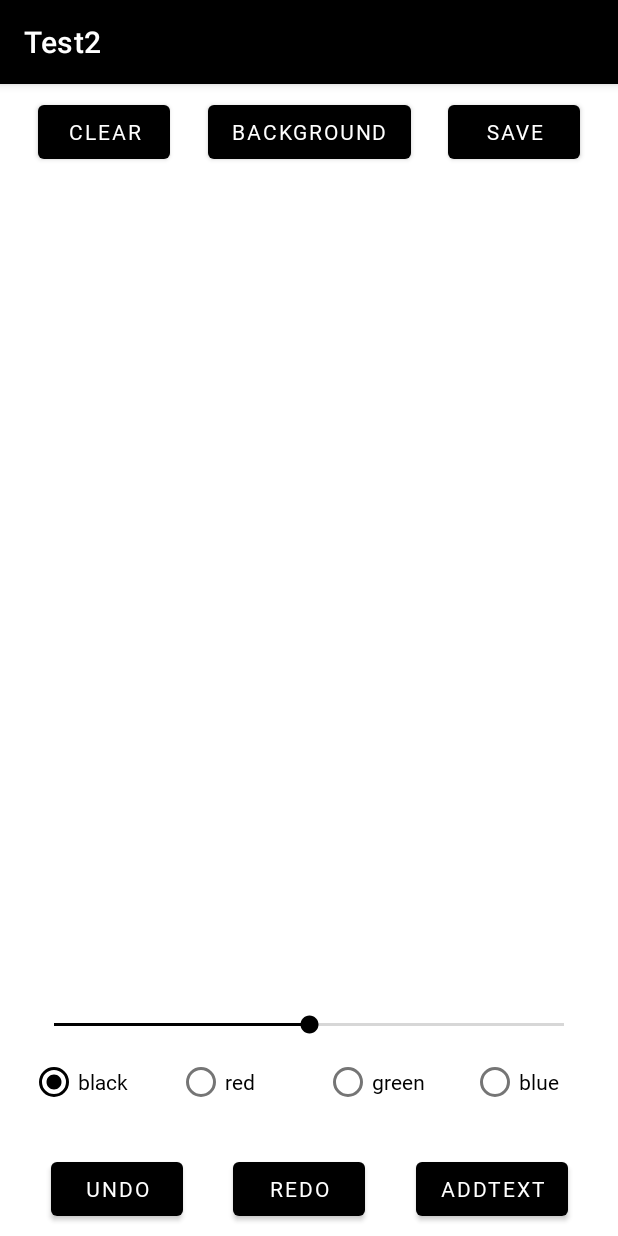
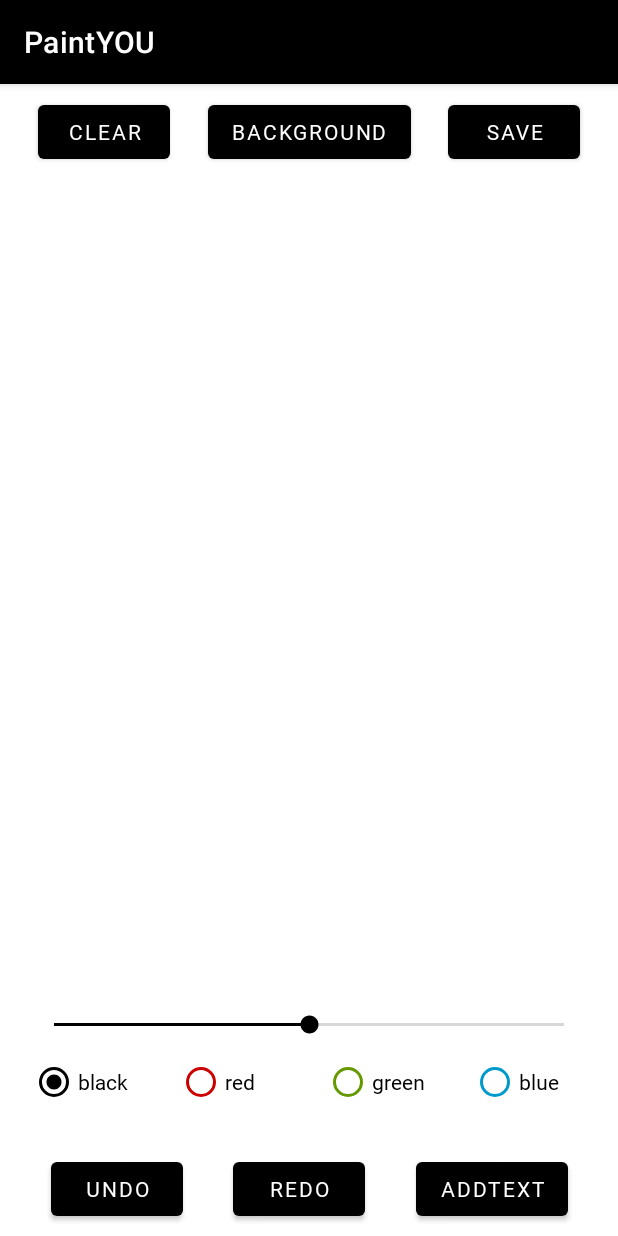
Before and after one commit to jsjclink/madcamp1w, an Android app: the fragment ThirdTab shown on its own in the app's theme, after a tap on "CLEAR", on a phone screen of 412 x 824 dp. Run offline under Robolectric (Android 15) with nearby library versions, the phone set to English and light mode, and no system bars.

Commit message:
change (tab3) color

```diff
--- a/app/src/main/java/com/example/test2/CustomView.java
+++ b/app/src/main/java/com/example/test2/CustomView.java
@@ -61,10 +61,10 @@ public class CustomView extends View {
     @Override
     protected void onDraw(Canvas canvas) {
         if(enableBG && backgroundImange != null) canvas.drawBitmap(backgroundImange, 0, 0, null);
-        for (PathInfo p : tmpData){
+        for (PathInfo p : data){
             canvas.drawPath(p, p.getPaint());
         }
-        for (PathInfo p : data){
+        for (PathInfo p : tmpData){
             canvas.drawPath(p, p.getPaint());
         }
         for (TextInfo t : textData){
--- a/app/src/main/java/com/example/test2/FirstTab.java
+++ b/app/src/main/java/com/example/test2/FirstTab.java
@@ -6,6 +6,7 @@ import android.content.SharedPreferences;
 import android.net.Uri;
 import android.os.Bundle;
 import android.preference.PreferenceManager;
+import android.util.Log;
 import android.view.LayoutInflater;
 import android.view.View;
 import android.view.ViewGroup;
@@ -80,6 +81,10 @@ public class FirstTab extends Fragment  {
             holder.tvNumber.setText(nnModels.get(position).getNumber());
 
             ArrayList<String> pictures = getStringArrayPref(getActivity(), nnModels.get(position).getNumber());
+            Log.d("print pictures for", nnModels.get(position).getName());
+            for(String p : pictures){
+                Log.d("print p",p);
+            }
             if(pictures.size() > 0){
                 holder.ivImage.setImageURI(Uri.parse(pictures.get(pictures.size()-1)));
             }
--- a/app/src/main/java/com/example/test2/ThirdTab.java
+++ b/app/src/main/java/com/example/test2/ThirdTab.java
@@ -24,6 +24,7 @@ import android.widget.RadioGroup;
 import android.widget.SeekBar;
 import android.widget.Toast;
 
+import androidx.core.content.ContextCompat;
 import androidx.fragment.app.Fragment;
 
 import org.json.JSONArray;
@@ -112,12 +113,14 @@ public class ThirdTab extends Fragment {
                         color = Color.RED;
                         break;
                     case R.id.radioBtnGreen:
-                        color = Color.GREEN;
+                        color = ContextCompat.getColor(getActivity(), R.color.dark_green);
                         break;
                     case R.id.radioBtnBlue:
                         color = Color.BLUE;
                         break;
                 }
+                seekBar.getThumb().setTint(color);
+                seekBar.getProgressDrawable().setTint(color);
                 customView.setPaintInfo(color, r * 2);
             }
         });
@@ -143,7 +146,7 @@ public class ThirdTab extends Fragment {
         btnClear.setOnClickListener(new View.OnClickListener() {
             @Override
             public void onClick(View view) {
-                customView.clearAll(color, r);
+                customView.clearAll(color, r*2);
             }
         });
         btnSave.setOnClickListener(new View.OnClickListener() {
--- a/app/src/main/res/layout/third_tab.xml
+++ b/app/src/main/res/layout/third_tab.xml
@@ -111,6 +111,7 @@
                 android:layout_width="0dp"
                 android:layout_height="wrap_content"
                 android:layout_weight="1"
+                android:buttonTint="@android:color/holo_red_dark"
                 android:fontFamily="@font/spoqahansansneolight"
                 android:text="red"
                 tools:ignore="TouchTargetSizeCheck" />
@@ -120,6 +121,7 @@
                 android:layout_width="0dp"
                 android:layout_height="wrap_content"
                 android:layout_weight="1"
+                android:buttonTint="@android:color/holo_green_dark"
                 android:fontFamily="@font/spoqahansansneolight"
                 android:text="green"
                 tools:ignore="TouchTargetSizeCheck" />
@@ -129,6 +131,7 @@
                 android:layout_width="0dp"
                 android:layout_height="wrap_content"
                 android:layout_weight="1"
+                android:buttonTint="@android:color/holo_blue_dark"
                 android:fontFamily="@font/spoqahansansneolight"
                 android:text="blue"
                 tools:ignore="TouchTargetSizeCheck" />
--- a/app/src/main/res/values/colors.xml
+++ b/app/src/main/res/values/colors.xml
@@ -15,4 +15,5 @@
     <color name="frg3Color">#F6437B</color>
     <color name="txtBGColor">#9FA8DA</color>
     <color name="gray">#808080</color>
+    <color name="dark_green">#006400</color>
 </resources>
--- a/app/src/main/res/values/strings.xml
+++ b/app/src/main/res/values/strings.xml
@@ -1,5 +1,5 @@
 <resources>
-    <string name="app_name">Test2</string>
+    <string name="app_name">PaintYOU</string>
     <string name="hello_blank_fragment">Hello blank fragment</string>
     <string name="tab1">전화번호부</string>
     <string name="tab2">갤러리</string>
```
